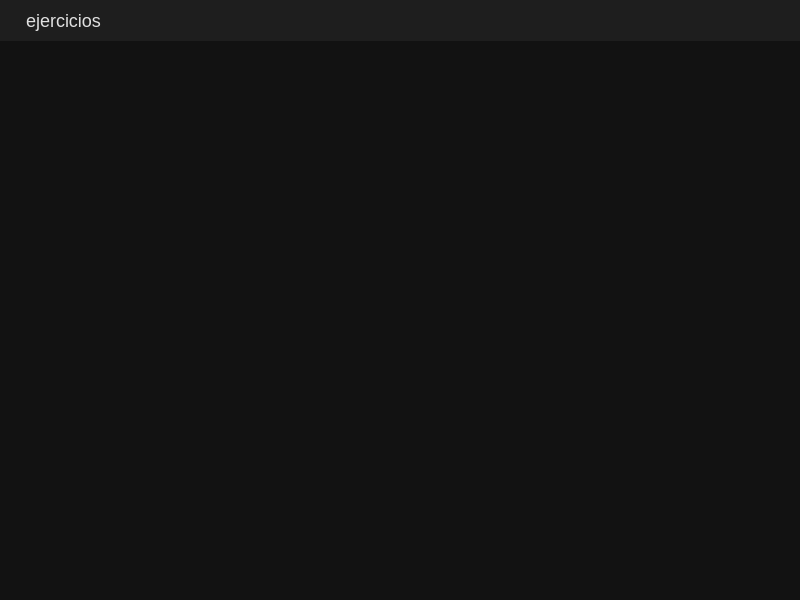
Before: the Qt Designer form gui/ventana_menu.ui in lissania7-png/Lissania, drawn with Qt 5.
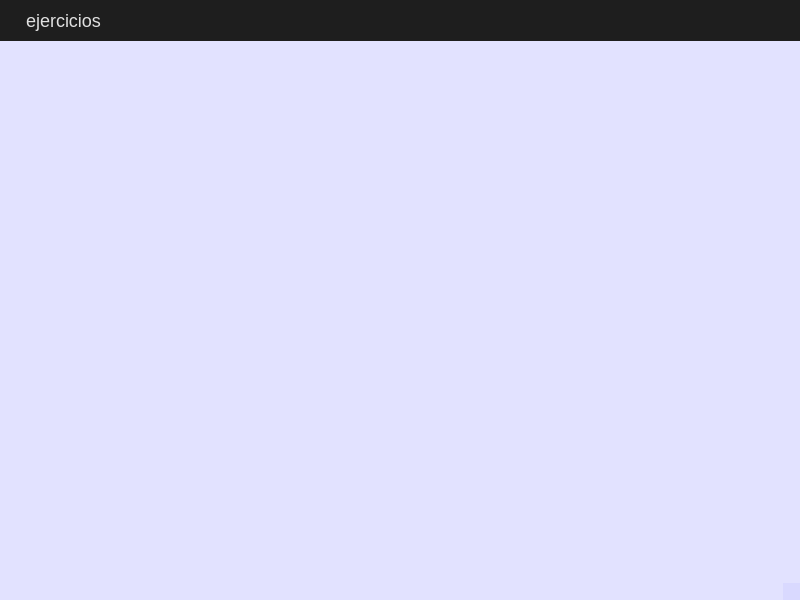
After: the same form once the commit is applied.

What changed in the file:
```diff
--- a/gui/ventana_menu.ui
+++ b/gui/ventana_menu.ui
@@ -16,8 +16,8 @@
   <property name="styleSheet">
    <string notr="true">/* Fondo general */
 QMainWindow, QWidget {
-    background-color: #121212;
-    color: #e0e0e0;
+    background-color: #0a0a0aff;
+    color: #edeeaaff;
 }
 
 /* Barra de menú */
```
Left out of the diff: 14 changed lines with no effect on the pictures.
